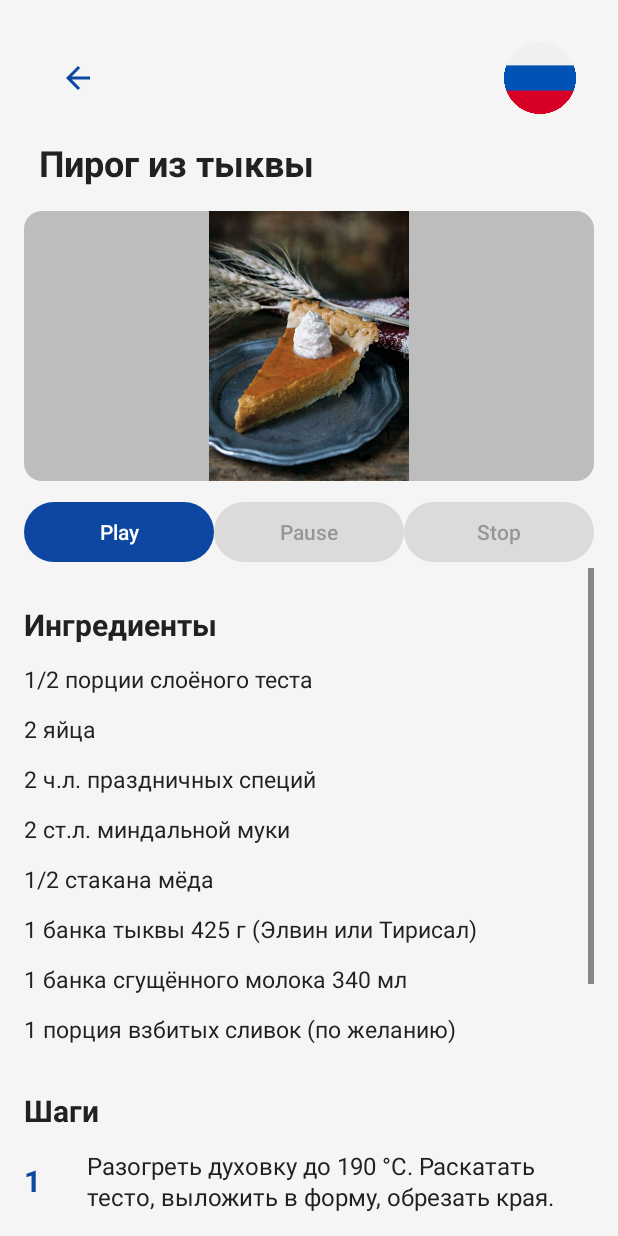
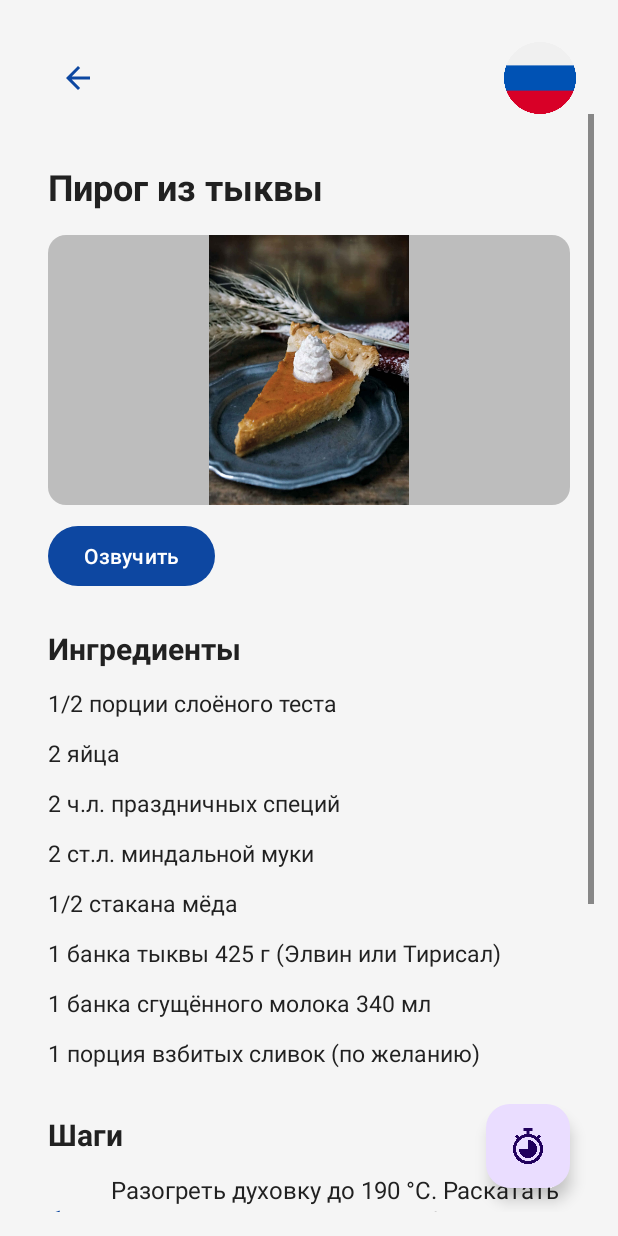
Before and after one commit to wi-us/java_android_apps, an Android app: the RecipeActivity screen opened directly, with no data from a screen before it, on a phone screen of 412 x 824 dp. Run offline under Robolectric (Android 15) with nearby library versions, the light colour scheme and no system bars.

Commit message:
Добавлены таймеры

```diff
--- a/app/src/main/AndroidManifest.xml
+++ b/app/src/main/AndroidManifest.xml
@@ -1,6 +1,9 @@
 <?xml version="1.0" encoding="utf-8"?>
 <manifest xmlns:android="http://schemas.android.com/apk/res/android"
     xmlns:tools="http://schemas.android.com/tools">
+
+    <!-- Разрешение для вибрации таймеров -->
+    <uses-permission android:name="android.permission.VIBRATE" />
 
     <application
         android:allowBackup="true"
--- a/app/src/main/java/com/example/a4_2_food/RecipeActivity.java
+++ b/app/src/main/java/com/example/a4_2_food/RecipeActivity.java
@@ -9,6 +9,7 @@ import android.speech.tts.TextToSpeech;
 import android.view.LayoutInflater;
 import android.view.View;
 import android.widget.Button;
+import android.widget.EditText;
 import android.widget.ImageButton;
 import android.widget.ImageView;
 import android.widget.LinearLayout;
@@ -20,6 +21,8 @@ import android.widget.VideoView;
 import androidx.appcompat.app.AlertDialog;
 import androidx.appcompat.app.AppCompatActivity;
 
+import com.google.android.material.floatingactionbutton.FloatingActionButton;
+
 import java.util.Arrays;
 import java.util.List;
 import java.util.Locale;
@@ -27,17 +30,16 @@ import java.util.Locale;
 public class RecipeActivity extends AppCompatActivity {
 
     public static final String EXTRA_RECIPE_ID = "recipe_id";
-    private static final String TAG = "RecipeActivity";
 
     private String lang;
     private Recipe recipe;
     private TextToSpeech tts;
     private VideoView videoPlayer;
-    private Button btnVoice;
     private boolean isSpeaking = false;
-
-    // Плеер для управления озвучкой
-    Button playButton, pauseButton, stopButton;
+    private boolean userRequestedStop = false;
+    private int speechChunkIndex = 0;
+    private String[] speechChunks = new String[0];
+    Button voiceButton;
 
     @Override
     protected void attachBaseContext(Context newBase) {
@@ -57,16 +59,18 @@ public class RecipeActivity extends AppCompatActivity {
         recipe = dbHelper.getRecipeById(recipeId);
 
         if (recipe != null) {
-            ((TextView) findViewById(R.id.recipe_title)).setText(recipe.getName(lang));
+            ((TextView) findViewById(R.id.recipe_title_scroll)).setText(recipe.getName(lang));
             fillIngredientsContainer();
             fillStepsContainer();
-            loadRecipeImage(R.id.recipe_photo_dish, recipe.getDishImageName());
-            setupMediaForRecipe(); // Видео только для рецепта с кроликом
-            setupAudioPlayerForAll(); // Плеер озвучки для всех рецептов
+            loadRecipeImage(R.id.recipe_photo_dish_scroll, recipe.getDishImageName());
+            setupMediaForRecipe();
+            setupAudioPlayerForAll();
         }
 
         findViewById(R.id.btn_back).setOnClickListener(v -> finish());
         findViewById(R.id.btn_language).setOnClickListener(v -> showLanguageDialog());
+        FloatingActionButton fabTimerSettings = findViewById(R.id.fab_timer_settings);
+        fabTimerSettings.setOnClickListener(v -> showTimerSettingsDialog());
     }
 
     private boolean isRecipeWithVideo() {
@@ -80,8 +84,8 @@ public class RecipeActivity extends AppCompatActivity {
     private void setupMediaForRecipe() {
         if (recipe == null || !isRecipeWithVideo()) return;
 
-        View container = findViewById(R.id.recipe_video_container);
-        videoPlayer = findViewById(R.id.recipe_video);
+        View container = findViewById(R.id.recipe_video_container_scroll);
+        videoPlayer = findViewById(R.id.recipe_video_scroll);
         container.setVisibility(View.VISIBLE);
         videoPlayer.setVisibility(View.VISIBLE);
 
@@ -90,43 +94,60 @@ public class RecipeActivity extends AppCompatActivity {
         MediaController mediaController = new MediaController(this);
         videoPlayer.setMediaController(mediaController);
         mediaController.setMediaPlayer(videoPlayer);
+        mediaController.setAnchorView(container);
 
     }
 
 
     private void startSpeech() {
         if (recipe == null || tts == null) return;
-        String toSpeak = recipe.getName(lang) + ". ";
+
+        String fullText = recipe.getName(lang) + ". ";
         for (String step : recipe.getStepsList(lang)) {
-            toSpeak += step + ". ";
+            fullText += step + ". ";
         }
 
+        speechChunks = fullText.trim().isEmpty() ? new String[]{fullText} : fullText.split("(?<=[.!?])\\s+");
+        if (speechChunks.length == 0) speechChunks = new String[]{fullText};
+        speechChunkIndex = 0;
+
+        speakNextChunk();
+    }
+
+    private void speakNextChunk() {
+        if (tts == null || speechChunkIndex >= speechChunks.length) {
+            isSpeaking = false;
+            speechChunkIndex = 0;
+            if (voiceButton != null) voiceButton.setText(R.string.play_voice);
+            return;
+        }
+
+        String chunk = speechChunks[speechChunkIndex];
+        String utteranceId = "chunk_" + speechChunkIndex;
+
         android.os.Bundle params = new android.os.Bundle();
-        params.putString(TextToSpeech.Engine.KEY_PARAM_UTTERANCE_ID, "recipe_speech");
+        params.putString(TextToSpeech.Engine.KEY_PARAM_UTTERANCE_ID, utteranceId);
 
-        tts.speak(toSpeak, TextToSpeech.QUEUE_FLUSH, params, "recipe_speech");
+        tts.speak(chunk, TextToSpeech.QUEUE_FLUSH, params, utteranceId);
+        isSpeaking = true;
+        if (voiceButton != null) voiceButton.setText(R.string.stop_voice);
     }
 
     private void stopSpeech() {
         if (tts != null) {
+            userRequestedStop = true;
             tts.stop();
             isSpeaking = false;
-            updatePlayerButtons();
+            speechChunkIndex = 0;
+            if (voiceButton != null) voiceButton.setText(R.string.play_voice);
         }
     }
 
 
-    // Инициализация TTS для плеера
-    private void setupTTSForPlayer() {
-        // Скрываем старую кнопку "Озвучить" - теперь используем плеер
-        btnVoice = findViewById(R.id.btn_play_voice);
-        btnVoice.setVisibility(View.GONE);
-
-        // Инициализация TextToSpeech
+    private void setupTTSForSimpleButton(Button voiceButton) {
         tts = new TextToSpeech(this, status -> {
             if (status != TextToSpeech.SUCCESS) return;
 
-            // Выбираем язык
             Locale locale = "en".equals(lang) ? Locale.ENGLISH :
                            ("es".equals(lang) ? new Locale("es") : new Locale("ru"));
 
@@ -134,83 +155,56 @@ public class RecipeActivity extends AppCompatActivity {
                 tts.setLanguage(locale);
             }
 
-            // Отслеживание состояния речи
             tts.setOnUtteranceProgressListener(new android.speech.tts.UtteranceProgressListener() {
                 @Override
                 public void onStart(String utteranceId) {
                     runOnUiThread(() -> {
                         isSpeaking = true;
-                        updatePlayerButtons();
+                        voiceButton.setText(R.string.stop_voice);
                     });
                 }
-
                 @Override
                 public void onDone(String utteranceId) {
                     runOnUiThread(() -> {
-                        isSpeaking = false;
-                        updatePlayerButtons();
+                        if (userRequestedStop) {
+                            userRequestedStop = false;
+                            return;
+                        }
+                        speechChunkIndex++;
+                        speakNextChunk();
                     });
                 }
-
                 @Override
                 public void onError(String utteranceId) {
                     runOnUiThread(() -> {
                         isSpeaking = false;
-                        updatePlayerButtons();
+                        speechChunkIndex = 0;
+                        voiceButton.setText(R.string.play_voice);
                     });
                 }
             });
         });
+
+        voiceButton.setOnClickListener(v -> {
+            if (isSpeaking) {
+                stopSpeech();
+                voiceButton.setText(R.string.play_voice);
+            } else {
+                startSpeech();
+            }
+        });
     }
 
-    // Плеер для озвучки страницы для всех рецептов
     private void setupAudioPlayerForAll() {
-        View audioContainer = findViewById(R.id.audio_player_container);
-        audioContainer.setVisibility(View.VISIBLE);
+        if (recipe == null) return;
 
-        // Находим кнопки плеера
-        playButton = findViewById(R.id.playButton);
-        pauseButton = findViewById(R.id.pauseButton);
-        stopButton = findViewById(R.id.stopButton);
-
-        // Инициализация TTS для озвучки
-        setupTTSForPlayer();
-
-        // Начальное состояние кнопок - только Play активна
-        updatePlayerButtons();
+        voiceButton = findViewById(R.id.btn_play_voice_scroll);
+        voiceButton.setVisibility(View.VISIBLE);
+        setupTTSForSimpleButton(voiceButton);
     }
 
 
-    // Методы управления озвучкой страницы через плеер
-    public void play(View view){
-        startSpeech();
-        updatePlayerButtons();
-    }
 
-    public void pause(View view){
-        stopSpeech(); // TTS не поддерживает паузу, только остановку
-        updatePlayerButtons();
-    }
-
-    public void stop(View view){
-        stopSpeech();
-        updatePlayerButtons();
-    }
-
-    // Обновление состояния кнопок плеера
-    private void updatePlayerButtons() {
-        if (playButton == null || pauseButton == null || stopButton == null) return;
-
-        if (isSpeaking) {
-            playButton.setEnabled(false);
-            pauseButton.setEnabled(true);
-            stopButton.setEnabled(true);
-        } else {
-            playButton.setEnabled(true);
-            pauseButton.setEnabled(false);
-            stopButton.setEnabled(false);
-        }
-    }
 
     @Override
     protected void onDestroy() {
@@ -222,10 +216,10 @@ public class RecipeActivity extends AppCompatActivity {
         if (videoPlayer != null) {
             videoPlayer.stopPlayback();
         }
-        // Дополнительная остановка речи при закрытии
         if (isSpeaking) {
             stopSpeech();
         }
+
         isSpeaking = false;
         super.onDestroy();
     }
@@ -236,7 +230,6 @@ public class RecipeActivity extends AppCompatActivity {
         if (videoPlayer != null) {
             videoPlayer.pause();
         }
-        // Останавливаем речь при уходе с экрана
         if (isSpeaking) {
             stopSpeech();
         }
@@ -245,7 +238,6 @@ public class RecipeActivity extends AppCompatActivity {
     @Override
     protected void onResume() {
         super.onResume();
-        // VideoView готов к воспроизведению
     }
 
     private void fillIngredientsContainer() {
@@ -311,11 +303,16 @@ public class RecipeActivity extends AppCompatActivity {
     private void loadRecipeImage(int imageViewId, String drawableName) {
         ImageView imageView = findViewById(imageViewId);
         if (drawableName == null || drawableName.isEmpty()) {
-            imageView.setImageResource(R.drawable.placeholder_recipe);
+            imageView.setVisibility(View.GONE);
             return;
         }
         int resId = getResources().getIdentifier(drawableName, "drawable", getPackageName());
-        imageView.setImageResource(resId != 0 ? resId : R.drawable.placeholder_recipe);
+        if (resId != 0) {
+            imageView.setVisibility(View.VISIBLE);
+            imageView.setImageResource(resId);
+        } else {
+            imageView.setVisibility(View.GONE);
+        }
     }
 
     private void showLanguageDialog()
@@ -355,4 +352,12 @@ public class RecipeActivity extends AppCompatActivity {
         int resId = "en".equals(lang) ? R.drawable.flag_usa : ("es".equals(lang) ? R.drawable.flag_esp : R.drawable.flag_ru);
         btn.setImageResource(resId);
     }
+
+    private void showTimerSettingsDialog() {
+        String recipeName = recipe != null ? recipe.getName("ru").toLowerCase() : "";
+        boolean hasMarinary = recipeName.contains("шашлык") || recipeName.contains("кролик");
+
+        TimerSettingsDialog dialog = TimerSettingsDialog.newInstance(hasMarinary);
+        dialog.show(getSupportFragmentManager(), "timer_settings");
+    }
 }
--- a/app/src/main/res/layout/activity_recipe.xml
+++ b/app/src/main/res/layout/activity_recipe.xml
@@ -34,101 +34,9 @@
         app:layout_constraintEnd_toEndOf="parent"
         app:layout_constraintTop_toTopOf="parent" />
 
-    <TextView
-        android:id="@+id/recipe_title"
-        style="@style/TextAppearance.App.Headline"
-        android:layout_width="0dp"
-        android:layout_height="wrap_content"
-        android:layout_marginStart="@dimen/app_space_sm"
-        android:layout_marginEnd="@dimen/app_space_sm"
-        android:layout_marginTop="@dimen/app_space_md"
-        app:layout_constraintEnd_toEndOf="parent"
-        app:layout_constraintStart_toStartOf="parent"
-        app:layout_constraintTop_toBottomOf="@id/btn_back"
-        tools:text="Пирог из тыквы" />
+    <!-- Дубликаты удалены: заголовок, картинка, видео, плеер - только внутри ScrollView -->
 
-    <ImageView
-        android:id="@+id/recipe_photo_dish"
-        android:layout_width="0dp"
-        android:layout_height="180dp"
-        android:layout_marginTop="@dimen/app_space_md"
-        android:scaleType="fitCenter"
-        android:background="@drawable/placeholder_recipe"
-        app:layout_constraintEnd_toEndOf="parent"
-        app:layout_constraintStart_toStartOf="parent"
-        app:layout_constraintTop_toBottomOf="@id/recipe_title" />
-
-    <FrameLayout
-        android:id="@+id/recipe_video_container"
-        android:layout_width="0dp"
-        android:layout_height="200dp"
-        android:layout_marginTop="@dimen/app_space_sm"
-        android:visibility="gone"
-        app:layout_constraintEnd_toEndOf="parent"
-        app:layout_constraintStart_toStartOf="parent"
-        app:layout_constraintTop_toBottomOf="@id/recipe_photo_dish">
-
-        <VideoView
-            android:id="@+id/recipe_video"
-            android:layout_width="match_parent"
-            android:layout_height="match_parent" />
-    </FrameLayout>
-
-    <Button
-        android:id="@+id/btn_play_voice"
-        android:layout_width="wrap_content"
-        android:layout_height="wrap_content"
-        android:layout_marginTop="@dimen/app_space_sm"
-        android:visibility="gone"
-        android:text="@string/play_voice"
-        app:layout_constraintStart_toStartOf="parent"
-        app:layout_constraintTop_toBottomOf="@id/recipe_video_container" />
-
-    <!-- Аудиоплеер как в гайде metanit.com -->
-    <LinearLayout
-        android:id="@+id/audio_player_container"
-        android:layout_width="0dp"
-        android:layout_height="wrap_content"
-        android:layout_marginTop="@dimen/app_space_sm"
-        android:orientation="vertical"
-        android:visibility="gone"
-        app:layout_constraintEnd_toEndOf="parent"
-        app:layout_constraintStart_toStartOf="parent"
-        app:layout_constraintTop_toBottomOf="@id/btn_play_voice">
-
-        <LinearLayout
-            android:layout_width="match_parent"
-            android:layout_height="wrap_content"
-            android:orientation="horizontal">
-
-            <Button
-                android:id="@+id/playButton"
-                android:layout_width="0dp"
-                android:layout_height="wrap_content"
-                android:layout_weight="1"
-                android:text="Play"
-                android:onClick="play" />
-
-            <Button
-                android:id="@+id/pauseButton"
-                android:layout_width="0dp"
-                android:layout_height="wrap_content"
-                android:layout_weight="1"
-                android:text="Pause"
-                android:onClick="pause" />
-
-            <Button
-                android:id="@+id/stopButton"
-                android:layout_width="0dp"
-                android:layout_height="wrap_content"
-                android:layout_weight="1"
-                android:text="Stop"
-                android:onClick="stop" />
-        </LinearLayout>
-
-
-    </LinearLayout>
-
+    <!-- Круглая кнопка настройки таймеров как студент добавил -->
     <ScrollView
         android:id="@+id/scroll_content"
         android:layout_width="0dp"
@@ -136,14 +44,60 @@
         android:fillViewport="true"
         app:layout_constraintBottom_toBottomOf="parent"
         app:layout_constraintEnd_toEndOf="parent"
+        app:layout_constraintHorizontal_bias="0.0"
         app:layout_constraintStart_toStartOf="parent"
-        app:layout_constraintTop_toBottomOf="@id/audio_player_container">
+        app:layout_constraintTop_toBottomOf="@id/btn_language"
+        app:layout_constraintVertical_bias="0.0">
 
         <LinearLayout
             android:layout_width="match_parent"
             android:layout_height="wrap_content"
             android:orientation="vertical"
+            android:padding="@dimen/app_space_md"
             android:paddingBottom="@dimen/app_space_lg">
+
+            <!-- Заголовок рецепта теперь внутри скролла -->
+            <TextView
+                android:id="@+id/recipe_title_scroll"
+                style="@style/TextAppearance.App.Headline"
+                android:layout_width="match_parent"
+                android:layout_height="wrap_content"
+                android:layout_marginTop="@dimen/app_space_md"
+                tools:text="Пирог из тыквы" />
+
+            <!-- Изображение рецепта внутри скролла -->
+            <ImageView
+                android:id="@+id/recipe_photo_dish_scroll"
+                android:layout_width="match_parent"
+                android:layout_height="180dp"
+                android:layout_marginTop="@dimen/app_space_md"
+                android:background="@drawable/placeholder_recipe"
+                android:scaleType="fitCenter" />
+
+            <!-- Видео внутри скролла -->
+            <FrameLayout
+                android:id="@+id/recipe_video_container_scroll"
+                android:layout_width="match_parent"
+                android:layout_height="200dp"
+                android:layout_marginTop="@dimen/app_space_sm"
+                android:visibility="gone">
+
+                <VideoView
+                    android:id="@+id/recipe_video_scroll"
+                    android:layout_width="match_parent"
+                    android:layout_height="match_parent" />
+            </FrameLayout>
+
+            <!-- Кнопка озвучки внутри скролла -->
+            <Button
+                android:id="@+id/btn_play_voice_scroll"
+                android:layout_width="wrap_content"
+                android:layout_height="wrap_content"
+                android:layout_marginTop="@dimen/app_space_sm"
+                android:text="@string/play_voice"
+                android:visibility="gone" />
+
+            <!-- Таймеры убраны с основной страницы - теперь только в модальном окне -->
 
             <TextView
                 android:id="@+id/label_ingredients"
@@ -176,4 +130,15 @@
                 android:orientation="vertical" />
         </LinearLayout>
     </ScrollView>
+
+    <com.google.android.material.floatingactionbutton.FloatingActionButton
+        android:id="@+id/fab_timer_settings"
+        android:layout_width="wrap_content"
+        android:layout_height="wrap_content"
+        android:layout_margin="16dp"
+        android:src="@drawable/ic_timer"
+        android:contentDescription="Настройка таймеров"
+        app:layout_constraintBottom_toBottomOf="parent"
+        app:layout_constraintEnd_toEndOf="parent" />
+
 </androidx.constraintlayout.widget.ConstraintLayout>
--- a/app/src/main/res/values/colors.xml
+++ b/app/src/main/res/values/colors.xml
@@ -11,4 +11,8 @@
     <color name="color_disabled">#BDBDBD</color>
     <color name="color_disabled_text">#FFFFFF</color>
     <color name="color_delete_bg">#E53935</color>
+
+    <!-- Кнопки таймера: нажатая = голубой, иначе = основной синий -->
+    <color name="color_timer_pressed">#64B5F6</color>
+    <color name="color_timer_disabled">#BDBDBD</color>
 </resources>
--- a/app/src/main/res/values/strings.xml
+++ b/app/src/main/res/values/strings.xml
@@ -18,4 +18,5 @@
     <string name="filter_show">Фильтры</string>
     <string name="play_voice">Озвучить</string>
     <string name="stop_voice">Остановить</string>
+    <string name="read_recipe">Прочитать рецепт?</string>
 </resources>
```
Also changed, not shown: app/src/main/res/drawable/ic_add_plus.png (added), app/src/main/res/drawable/ic_close.png (added), app/src/main/res/drawable/ic_delete_trash.png (added), app/src/main/res/drawable/ic_pause_lines.png (added), app/src/main/res/drawable/ic_play_triangle.png (added), app/src/main/res/drawable/ic_settings_gear.png (added), app/src/main/res/drawable/ic_stop_square.png (added), app/src/main/res/drawable/ic_timer.png (added), 6 other files.
